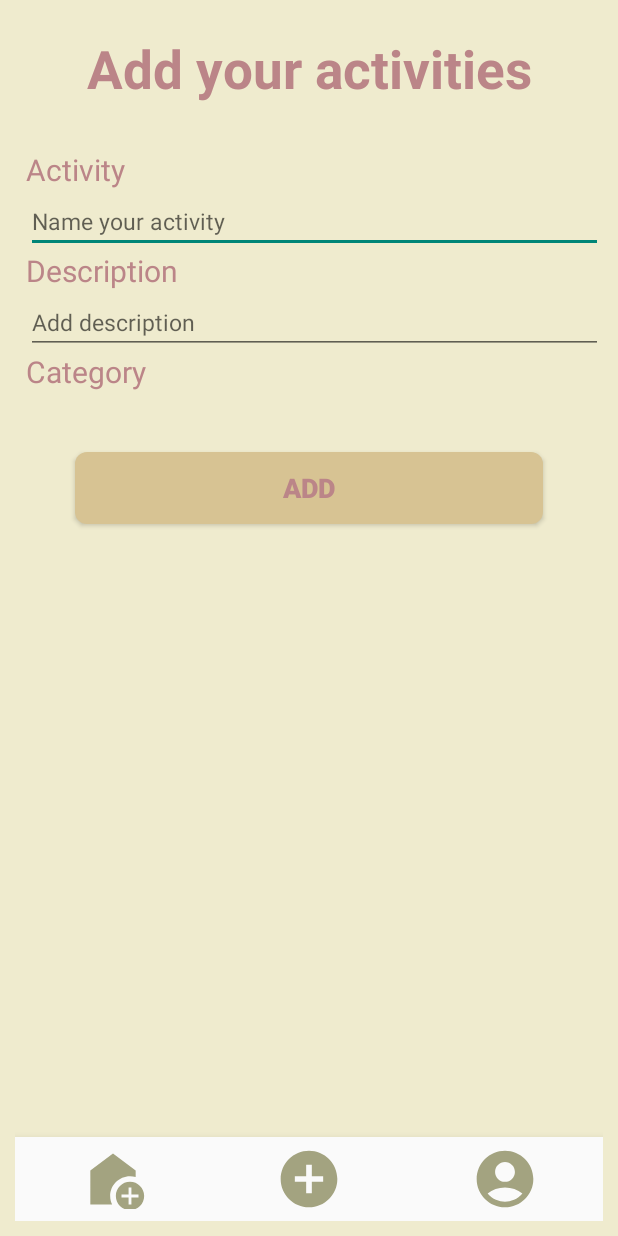
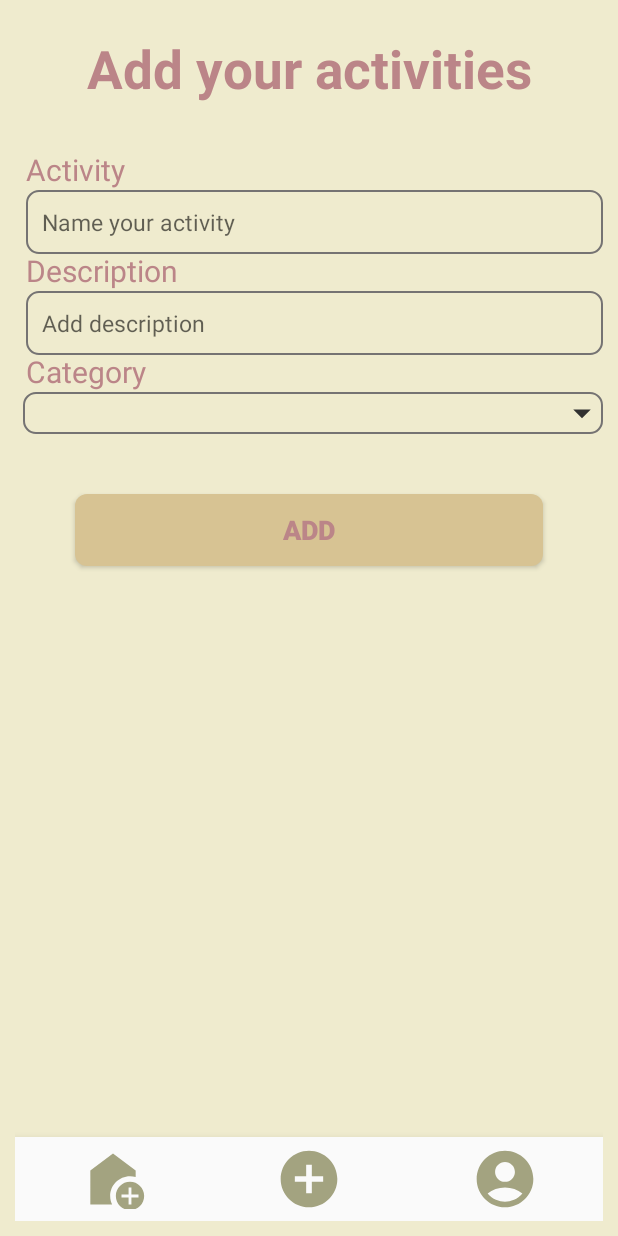
Before and after one commit to AreebaAkram/DopamineMenu, an Android app: the AddActivity screen opened directly, with no data from a screen before it, on a phone screen of 412 x 824 dp. Run offline under Robolectric (Android 15) with nearby library versions, the phone set to English and light mode, and no system bars; our stand-ins replace Firebase (no records; nobody signed in at launch, a user with empty details on screens opened directly), data binding.

Commit message:
Added Spinner dropdown & edttxt bg

```diff
--- a/app/src/main/java/com/example/dopaminemenu/vibemenu/activity/AddActivity.kt
+++ b/app/src/main/java/com/example/dopaminemenu/vibemenu/activity/AddActivity.kt
@@ -68,6 +68,7 @@ class AddActivity : AppCompatActivity() {
             }
         }
 
+
         binding.btnAdd.setOnClickListener {
             val name = binding.edtTaskName.text.toString()
             val desc = binding.edtTaskDesc.text.toString()
--- a/app/src/main/java/com/example/dopaminemenu/vibemenu/activity/DisplayActivity.kt
+++ b/app/src/main/java/com/example/dopaminemenu/vibemenu/activity/DisplayActivity.kt
@@ -26,6 +26,8 @@ class DisplayActivity : AppCompatActivity() {
         super.onCreate(savedInstanceState)
         binding = DisplayActivityBinding.inflate(layoutInflater)
         setContentView(binding.root)
+
+        binding.heading.text = intent.getStringExtra("categoryName")
 
         viewModel = ViewModelProvider(this)[MainViewModel::class.java]
 
--- a/app/src/main/res/drawable/baseline_arrow_drop_down_24.xml
+++ b/app/src/main/res/drawable/baseline_arrow_drop_down_24.xml
@@ -1,5 +1,5 @@
-<vector xmlns:android="http://schemas.android.com/apk/res/android" android:height="24dp" android:tint="#D7C393" android:viewportHeight="24" android:viewportWidth="24" android:width="24dp">
+<vector xmlns:android="http://schemas.android.com/apk/res/android" android:height="28dp" android:tint="#313131" android:viewportHeight="24" android:viewportWidth="24" android:width="28dp">
 
-    <path android:fillColor="@android:color/white" android:pathData="M7,10l5,5 5,-5z"/>
+    <path android:fillColor="@color/black" android:pathData="M7,10l5,5 5,-5z"/>
 
 </vector>
--- /dev/null
+++ b/app/src/main/res/drawable/edittext_rounded.xml
@@ -0,0 +1,9 @@
+<?xml version="1.0" encoding="utf-8"?>
+<shape xmlns:android="http://schemas.android.com/apk/res/android"
+    android:shape="rectangle">
+
+    <solid android:color="@android:color/transparent"/>
+    <stroke android:color="#757373" android:width="1dp"/>
+    <corners android:radius="8dp"/>
+    <padding android:left="11dp" android:top="11dp" android:right="11dp" android:bottom="11dp"/>
+</shape>
--- /dev/null
+++ b/app/src/main/res/drawable/spinner_background.xml
@@ -0,0 +1,16 @@
+<layer-list xmlns:android="http://schemas.android.com/apk/res/android">
+    <!-- Background -->
+    <item>
+        <shape android:shape="rectangle">
+            <solid android:color="@android:color/transparent"/>
+            <stroke android:color="#757373" android:width="1dp"/>
+            <corners android:radius="8dp"/>
+        </shape>
+    </item>
+
+    <!-- Dropdown arrow -->
+    <item android:drawable="@drawable/baseline_arrow_drop_down_24" android:gravity="right|center_vertical"
+        android:paddingRight="10dp">
+    </item>
+
+</layer-list>
--- a/app/src/main/res/layout/addone_activity.xml
+++ b/app/src/main/res/layout/addone_activity.xml
@@ -39,6 +39,7 @@
             android:layout_height="wrap_content"
             android:layout_marginStart="7dp"
             android:hint="Name your activity"
+            android:background="@drawable/edittext_rounded"
             android:textSize="15sp"
             app:layout_constraintStart_toStartOf="parent"
             app:layout_constraintTop_toBottomOf="@+id/taskName" />
@@ -62,6 +63,7 @@
             android:layout_marginStart="7dp"
             android:hint="Add description"
             android:textSize="15sp"
+            android:background="@drawable/edittext_rounded"
             app:layout_constraintStart_toStartOf="parent"
             app:layout_constraintTop_toBottomOf="@+id/taskDesc" />
 
@@ -85,7 +87,8 @@
             android:spinnerMode="dropdown"
             android:textSize="15dp"
             android:layout_marginStart="5dp"
-            android:background="#EFEBCE"
+            android:padding="0dp"
+            android:background="@drawable/spinner_background"
             app:layout_constraintTop_toBottomOf="@+id/taskCategory" />
 
         <Button
--- a/app/src/main/res/layout/display_activity.xml
+++ b/app/src/main/res/layout/display_activity.xml
@@ -14,7 +14,6 @@
         android:layout_height="wrap_content"
         android:layout_marginTop="12dp"
         android:padding="8dp"
-        android:text="Activities"
         android:textColor="#bb8588"
         android:textSize="35sp"
         android:textStyle="bold"
```
